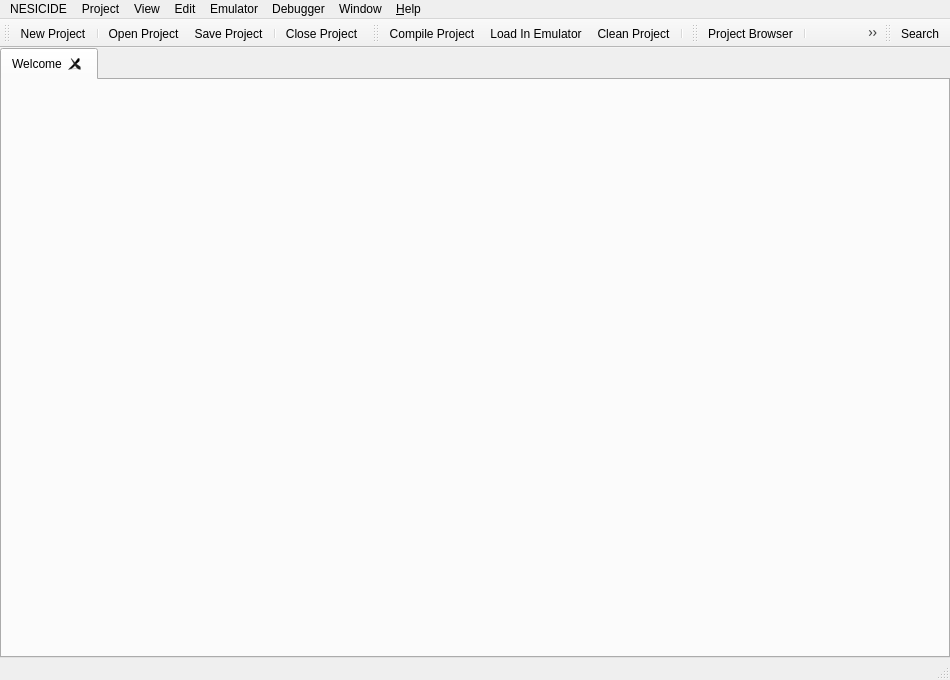
First picture: the form in apps/ide/mainwindow.ui, repository christopherpow/nesicide, before the edit.
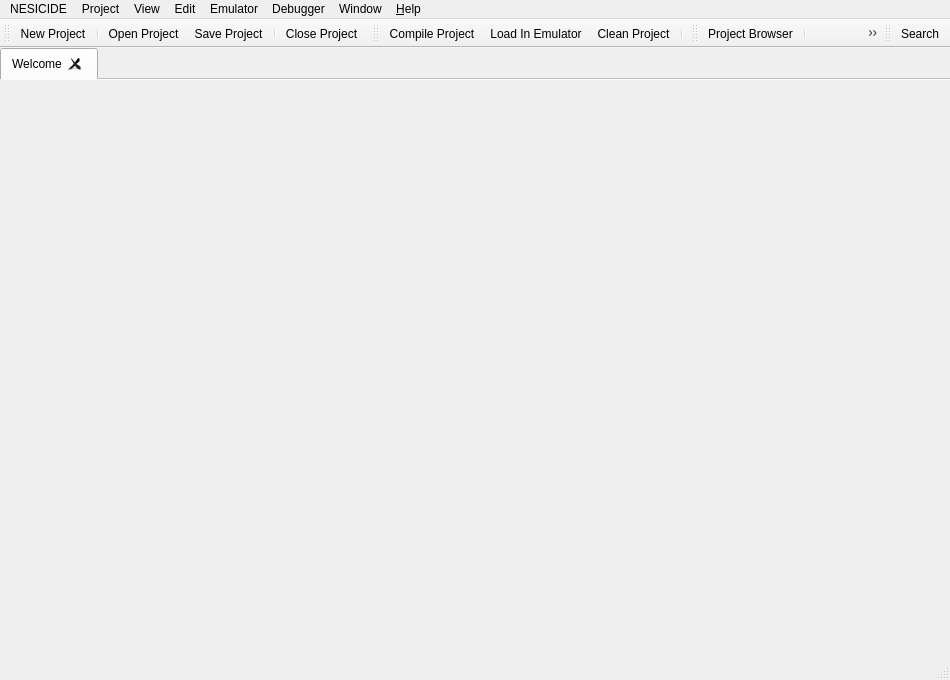
Second picture: the form after the edit. Icons and pictures are not drawn. Custom widgets are drawn as their Qt base class.

Commit message: Adding option to hide tabs in editor area (just use open items in project browser. Also fixed showing of modification state of files in open items list.

```diff
--- a/apps/ide/mainwindow.ui
+++ b/apps/ide/mainwindow.ui
@@ -97,7 +97,7 @@
        <bool>true</bool>
       </property>
       <property name="documentMode">
-       <bool>false</bool>
+       <bool>true</bool>
       </property>
       <property name="tabsClosable">
        <bool>true</bool>
@@ -105,6 +105,9 @@
       <property name="movable">
        <bool>true</bool>
       </property>
+      <property name="tabBarAutoHide">
+       <bool>false</bool>
+      </property>
       <widget class="QWidget" name="welcome">
        <attribute name="title">
         <string>Welcome</string>
```
The commit also changes 6 other files.
